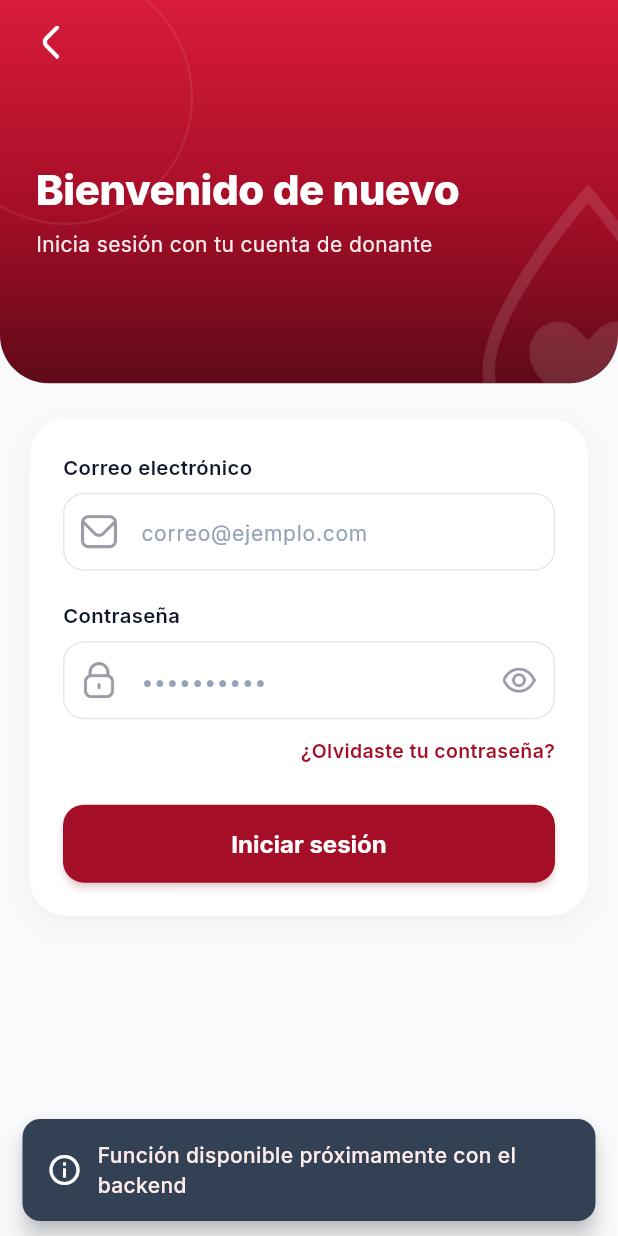
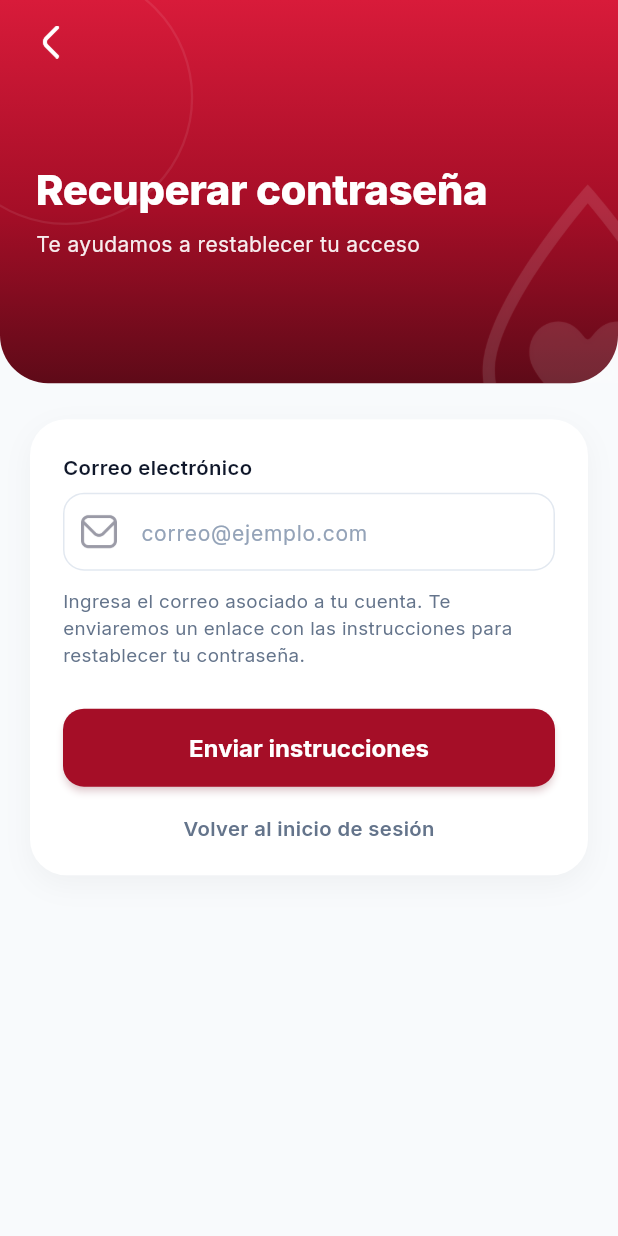
Before and after one commit to evkaal/DONAVIDA, a Flutter app: the LoginScreen screen opened directly, after a tap on "¿Olvidaste tu contraseña?", on a phone screen of 412 x 824 dp. Run offline on Flutter 3.47's test engine with Material 3 defaults, Android fonts, the phone set to English and light mode, and no system bars; our stand-ins replace dio, flutter_map, flutter_secure_storage, google_fonts, latlong2, shared_preferences; accounts and stored records are empty.

Commit message:
fix: Actualización del login con opcion de Recuerdame y pantalla para reestablecer contraseña (¿Olvidó su contraseña?)

```diff
--- a/lib/core/widgets/donavida_sliver_header.dart
+++ b/lib/core/widgets/donavida_sliver_header.dart
@@ -1,4 +1,3 @@
-import 'dart:math' as math;
 import 'package:flutter/material.dart';
 import 'package:google_fonts/google_fonts.dart';
 
--- /dev/null
+++ b/lib/features/auth/presentation/screens/forgot_password_screen.dart
@@ -0,0 +1,350 @@
+import 'package:flutter/material.dart';
+import 'package:flutter/services.dart';
+import 'package:google_fonts/google_fonts.dart';
+
+import '../../../../core/constants/app_assets.dart';
+import '../../../../core/constants/app_colors.dart';
+import '../../../../core/widgets/donavida_header.dart';
+
+class ForgotPasswordScreen extends StatefulWidget {
+  const ForgotPasswordScreen({super.key});
+
+  @override
+  State<ForgotPasswordScreen> createState() => _ForgotPasswordScreenState();
+}
+
+class _ForgotPasswordScreenState extends State<ForgotPasswordScreen> {
+  final _emailController = TextEditingController();
+  final _emailFocus = FocusNode();
+  bool _isLoading = false;
+  bool _emailSent = false;
+
+  @override
+  void initState() {
+    super.initState();
+    _emailFocus.addListener(() => setState(() {}));
+  }
+
+  @override
+  void dispose() {
+    _emailController.dispose();
+    _emailFocus.dispose();
+    super.dispose();
+  }
+
+  // Backend: Enviar solicitud de recuperación a POST /auth/forgot-password
+  Future<void> _handleSendResetLink() async {
+    final email = _emailController.text.trim();
+
+    if (email.isEmpty) {
+      _showFeedback('Por favor ingresa tu correo electrónico', isError: true);
+      return;
+    }
+
+    final emailRegex = RegExp(r'^[\w-\.]+@([\w-]+\.)+[\w-]{2,4}$');
+    if (!emailRegex.hasMatch(email)) {
+      _showFeedback('Por favor ingresa un correo electrónico válido', isError: true);
+      return;
+    }
+
+    setState(() => _isLoading = true);
+
+    try {
+      // Backend: Conectar aquí con la API REST
+      // await http.post(Uri.parse(ApiConstants.forgotPassword), body: {'correo': email});
+      await Future.delayed(const Duration(milliseconds: 900));
+
+      if (mounted) {
+        setState(() {
+          _isLoading = false;
+          _emailSent = true;
+        });
+      }
+    } catch (e) {
+      if (mounted) {
+        setState(() => _isLoading = false);
+        _showFeedback('No se pudo enviar el correo. Intenta nuevamente.', isError: true);
+      }
+    }
+  }
+
+  void _showFeedback(String message, {bool isError = false}) {
+    ScaffoldMessenger.of(context).showSnackBar(
+      SnackBar(
+        content: Row(
+          children: [
+            Icon(
+              isError ? Icons.error_outline : Icons.check_circle_outline,
+              color: Colors.white,
+            ),
+            const SizedBox(width: 10),
+            Expanded(
+              child: Text(
+                message,
+                style: GoogleFonts.inter(fontWeight: FontWeight.w600),
+              ),
+            ),
+          ],
+        ),
+        backgroundColor: isError ? const Color(0xFFE11D48) : const Color(0xFF10B981),
+        behavior: SnackBarBehavior.floating,
+        shape: RoundedRectangleBorder(borderRadius: BorderRadius.circular(12)),
+        duration: const Duration(seconds: 3),
+      ),
+    );
+  }
+
+  @override
+  Widget build(BuildContext context) {
+    SystemChrome.setSystemUIOverlayStyle(
+      const SystemUiOverlayStyle(
+        statusBarColor: Colors.transparent,
+        statusBarIconBrightness: Brightness.light,
+      ),
+    );
+
+    return Scaffold(
+      backgroundColor: AppColors.background,
+      body: SingleChildScrollView(
+        child: Column(
+          children: [
+            DonavidaHeader(
+              title: 'Recuperar contraseña',
+              subtitle: _emailSent
+                  ? 'Revisa tu bandeja de entrada'
+                  : 'Te ayudamos a restablecer tu acceso',
+              showBackButton: true,
+            ),
+            Center(
+              child: ConstrainedBox(
+                constraints: const BoxConstraints(maxWidth: 480),
+                child: Padding(
+                  padding: const EdgeInsets.symmetric(
+                    horizontal: 20.0,
+                    vertical: 24.0,
+                  ),
+                  child: Container(
+                    width: double.infinity,
+                    padding: const EdgeInsets.all(22.0),
+                    decoration: BoxDecoration(
+                      color: Colors.white,
+                      borderRadius: BorderRadius.circular(24),
+                      boxShadow: [
+                        BoxShadow(
+                          color: Colors.black.withOpacity(0.04),
+                          blurRadius: 16,
+                          offset: const Offset(0, 6),
+                        ),
+                      ],
+                    ),
+                    child: _emailSent ? _buildSuccessView() : _buildFormView(),
+                  ),
+                ),
+              ),
+            ),
+          ],
+        ),
+      ),
+    );
+  }
+
+  // Front: Formulario inicial para ingresar correo
+  Widget _buildFormView() {
+    return Column(
+      crossAxisAlignment: CrossAxisAlignment.start,
+      children: [
+        Text(
+          'Correo electrónico',
+          style: GoogleFonts.inter(
+            fontSize: 13.5,
+            fontWeight: FontWeight.w600,
+            color: const Color(0xFF0F172A),
+          ),
+        ),
+        const SizedBox(height: 8),
+        TextField(
+          controller: _emailController,
+          focusNode: _emailFocus,
+          keyboardType: TextInputType.emailAddress,
+          decoration: InputDecoration(
+            hintText: 'correo@ejemplo.com',
+            hintStyle: GoogleFonts.inter(
+              color: const Color(0xFF94A3B8),
+              fontSize: 14,
+            ),
+            prefixIcon: Padding(
+              padding: const EdgeInsets.all(12.0),
+              child: Image.asset(
+                AppAssets.icCorreo,
+                width: 22,
+                height: 22,
+                color: _emailFocus.hasFocus
+                    ? const Color(0xFFC8102E)
+                    : const Color(0xFF9A9AA6),
+              ),
+            ),
+            contentPadding: const EdgeInsets.symmetric(
+              horizontal: 16,
+              vertical: 14,
+            ),
+            border: OutlineInputBorder(
+              borderRadius: BorderRadius.circular(14),
+              borderSide: const BorderSide(color: Color(0xFFE2E8F0)),
+            ),
+            enabledBorder: OutlineInputBorder(
+              borderRadius: BorderRadius.circular(14),
+              borderSide: const BorderSide(color: Color(0xFFE2E8F0)),
+            ),
+            focusedBorder: OutlineInputBorder(
+              borderRadius: BorderRadius.circular(14),
+              borderSide: const BorderSide(
+                color: AppColors.primary,
+                width: 1.5,
+              ),
+            ),
+          ),
+        ),
+        const SizedBox(height: 12),
+        Text(
+          'Ingresa el correo asociado a tu cuenta. Te enviaremos un enlace con las instrucciones para restablecer tu contraseña.',
+          style: GoogleFonts.inter(
+            fontSize: 12.5,
+            color: const Color(0xFF64748B),
+            height: 1.4,
+          ),
+        ),
+        const SizedBox(height: 26),
+        SizedBox(
+          width: double.infinity,
+          height: 52,
+          child: ElevatedButton(
+            style: ElevatedButton.styleFrom(
+              backgroundColor: AppColors.primary,
+              foregroundColor: Colors.white,
+              elevation: 2,
+              shadowColor: AppColors.primary.withOpacity(0.35),
+              shape: RoundedRectangleBorder(
+                borderRadius: BorderRadius.circular(14),
+              ),
+            ),
+            onPressed: _isLoading ? null : _handleSendResetLink,
+            child: _isLoading
+                ? const SizedBox(
+                    width: 22,
+                    height: 22,
+                    child: CircularProgressIndicator(
+                      color: Colors.white,
+                      strokeWidth: 2.5,
+                    ),
+                  )
+                : Text(
+                    'Enviar instrucciones',
+                    style: GoogleFonts.inter(
+                      fontSize: 16,
+                      fontWeight: FontWeight.w700,
+                    ),
+                  ),
+          ),
+        ),
+        const SizedBox(height: 18),
+        Center(
+          child: GestureDetector(
+            onTap: () => Navigator.of(context).pop(),
+            child: Text(
+              'Volver al inicio de sesión',
+              style: GoogleFonts.inter(
+                fontSize: 13.5,
+                fontWeight: FontWeight.w600,
+                color: const Color(0xFF64748B),
+              ),
+            ),
+          ),
+        ),
+      ],
+    );
+  }
+
+  // Front: Estado de confirmación tras enviar el correo
+  Widget _buildSuccessView() {
+    final email = _emailController.text.trim();
+
+    return Column(
+      children: [
+        Container(
+          width: 64,
+          height: 64,
+          decoration: const BoxDecoration(
+            color: Color(0xFFDCFCE7),
+            shape: BoxShape.circle,
+          ),
+          child: const Center(
+            child: Icon(
+              Icons.check_rounded,
+              color: Color(0xFF16A34A),
+              size: 34,
+            ),
+          ),
+        ),
+        const SizedBox(height: 16),
+        Text(
+          'Correo enviado',
+          style: GoogleFonts.inter(
+            fontSize: 18,
+            fontWeight: FontWeight.w700,
+            color: const Color(0xFF0F172A),
+          ),
+        ),
+        const SizedBox(height: 8),
+        Text(
+          'Hemos enviado un enlace de recuperación a:\n$email\n\nRevisa tu bandeja de entrada o carpeta de spam y sigue los pasos indicados.',
+          textAlign: TextAlign.center,
+          style: GoogleFonts.inter(
+            fontSize: 13,
+            color: const Color(0xFF64748B),
+            height: 1.45,
+          ),
+        ),
+        const SizedBox(height: 24),
+        SizedBox(
+          width: double.infinity,
+          height: 50,
+          child: ElevatedButton(
+            style: ElevatedButton.styleFrom(
+              backgroundColor: AppColors.primary,
+              foregroundColor: Colors.white,
+              elevation: 2,
+              shadowColor: AppColors.primary.withOpacity(0.35),
+              shape: RoundedRectangleBorder(
+                borderRadius: BorderRadius.circular(14),
+              ),
+            ),
+            onPressed: () => Navigator.of(context).pop(),
+            child: Text(
+              'Volver a iniciar sesión',
+              style: GoogleFonts.inter(
+                fontSize: 15.5,
+                fontWeight: FontWeight.w700,
+              ),
+            ),
+          ),
+        ),
+        const SizedBox(height: 14),
+        GestureDetector(
+          onTap: () {
+            setState(() {
+              _emailSent = false;
+            });
+          },
+          child: Text(
+            '¿No recibiste el correo? Reintentar',
+            style: GoogleFonts.inter(
+              fontSize: 13,
+              fontWeight: FontWeight.w600,
+              color: AppColors.primary,
+            ),
+          ),
+        ),
+      ],
+    );
+  }
+}
--- a/lib/features/auth/presentation/screens/login_screen.dart
+++ b/lib/features/auth/presentation/screens/login_screen.dart
@@ -5,6 +5,7 @@ import 'package:google_fonts/google_fonts.dart';
 import '../../../../core/constants/app_assets.dart';
 import '../../../../core/constants/app_colors.dart';
 import '../../../../core/widgets/donavida_header.dart';
+import 'forgot_password_screen.dart';
 import 'main_menu_screen.dart';
 
 class LoginScreen extends StatefulWidget {
@@ -20,6 +21,8 @@ class _LoginScreenState extends State<LoginScreen> {
   final _emailFocus = FocusNode();
   final _passwordFocus = FocusNode();
   bool _obscurePassword = true;
+  // Backend: Estado de "Mantener sesión" / Recordarme para persistir token JWT
+  bool _rememberMe = true;
 
   @override
   void initState() {
@@ -37,7 +40,8 @@ class _LoginScreenState extends State<LoginScreen> {
     super.dispose();
   }
 
-  // Backend: Validar credenciales y autenticar contra POST /auth/login
+  // Backend: Validar credenciales contra POST /auth/login
+  // Backend: Si `_rememberMe` es true, persistir token en flutter_secure_storage para auto-login
   void _handleLogin() {
     final email = _emailController.text.trim();
     final password = _passwordController.text;
@@ -76,16 +80,15 @@ class _LoginScreenState extends State<LoginScreen> {
           ),
           backgroundColor: const Color(0xFF10B981),
           behavior: SnackBarBehavior.floating,
-          shape:
-              RoundedRectangleBorder(borderRadius: BorderRadius.circular(12)),
+          shape: RoundedRectangleBorder(
+            borderRadius: BorderRadius.circular(12),
+          ),
           duration: const Duration(seconds: 2),
         ),
       );
 
       Navigator.of(context).pushReplacement(
-        MaterialPageRoute(
-          builder: (_) => const MainMenuScreen(),
-        ),
+        MaterialPageRoute(builder: (_) => const MainMenuScreen()),
       );
     } else {
       _showError('Correo o contraseña incorrectos');
@@ -287,44 +290,73 @@ class _LoginScreenState extends State<LoginScreen> {
                             ),
                           ),
                         ),
-                        const SizedBox(height: 12),
-                        Align(
-                          alignment: Alignment.centerRight,
-                          child: GestureDetector(
+                        const SizedBox(height: 14),
+                        // Front/Backend: Casilla "Recordarme" y enlace "¿Olvidaste tu contraseña?"
+                        Row(
+                          mainAxisAlignment: MainAxisAlignment.spaceBetween,
+                          children: [
+                            // Backend: Flag `_rememberMe` ('recordarme' / 'mantener_sesion') para guardar token en storage
+                            GestureDetector(
                               onTap: () {
-                              ScaffoldMessenger.of(context).showSnackBar(
-                                SnackBar(
-                                  content: Row(
+                                setState(() {
+                                  _rememberMe = !_rememberMe;
+                                });
+                              },
+                              child: Row(
+                                mainAxisSize: MainAxisSize.min,
                                 children: [
-                                      const Icon(Icons.info_outline,
-                                          color: Colors.white),
-                                      const SizedBox(width: 10),
-                                      Expanded(
-                                        child: Text(
-                                          'Función disponible próximamente con el backend',
+                                  SizedBox(
+                                    width: 20,
+                                    height: 20,
+                                    child: Checkbox(
+                                      value: _rememberMe,
+                                      activeColor: AppColors.primary,
+                                      shape: RoundedRectangleBorder(
+                                        borderRadius: BorderRadius.circular(4),
+                                      ),
+                                      side: const BorderSide(
+                                        color: Color(0xFFCBD5E1),
+                                        width: 1.5,
+                                      ),
+                                      onChanged: (val) {
+                                        setState(() {
+                                          _rememberMe = val ?? false;
+                                        });
+                                      },
+                                    ),
+                                  ),
+                                  const SizedBox(width: 8),
+                                  Text(
+                                    'Recuerdame',
                                     style: GoogleFonts.inter(
-                                              fontWeight: FontWeight.w500),
+                                      fontSize: 12.5,
+                                      fontWeight: FontWeight.w500,
+                                      color: const Color(0xFF64748B),
                                     ),
                                   ),
                                 ],
                               ),
-                                  backgroundColor: const Color(0xFF334155),
-                                  behavior: SnackBarBehavior.floating,
-                                  shape: RoundedRectangleBorder(
-                                      borderRadius: BorderRadius.circular(12)),
-                                  duration: const Duration(seconds: 2),
+                            ),
+                            // Front: Navegación a pantalla de recuperación de contraseña
+                            GestureDetector(
+                              onTap: () {
+                                Navigator.of(context).push(
+                                  MaterialPageRoute(
+                                    builder: (_) =>
+                                        const ForgotPasswordScreen(),
                                   ),
                                 );
                               },
                               child: Text(
                                 '¿Olvidaste tu contraseña?',
                                 style: GoogleFonts.inter(
-                                fontSize: 13,
+                                  fontSize: 12.5,
                                   fontWeight: FontWeight.w600,
                                   color: AppColors.primary,
                                 ),
                               ),
                             ),
+                          ],
                         ),
                         const SizedBox(height: 26),
                         SizedBox(
```
Also changed, not shown: lib/core/constants/api_constants.dart (line endings or trailing spaces), 1 other file. Lines whose indentation alone changed are shown as unchanged.
